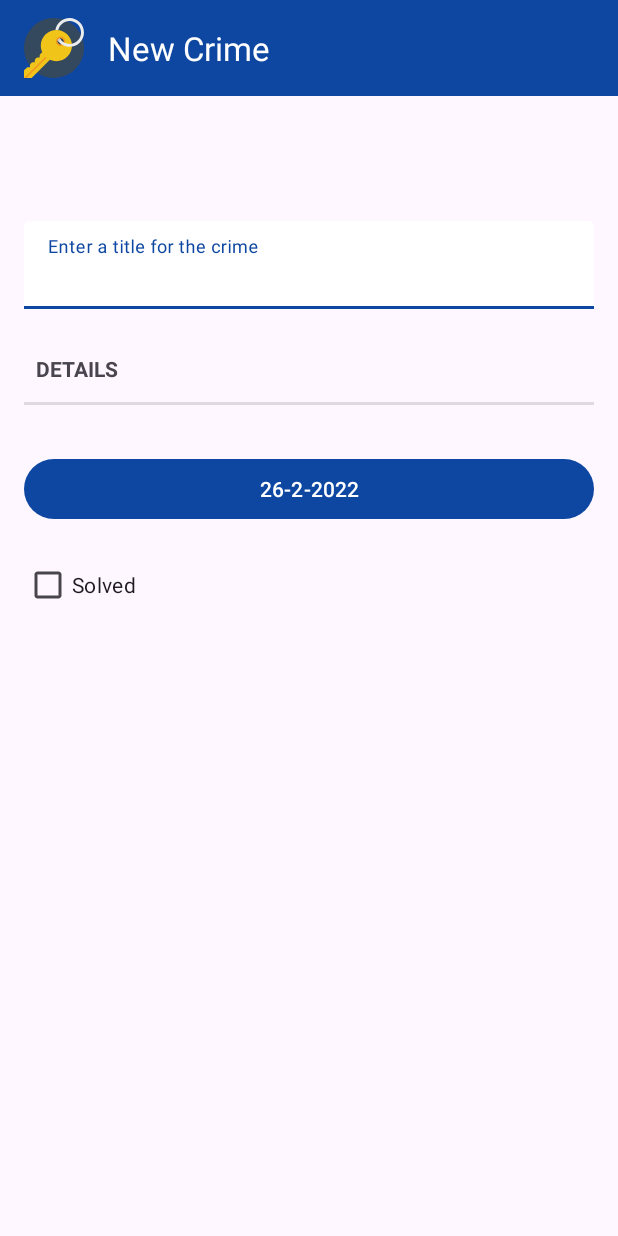
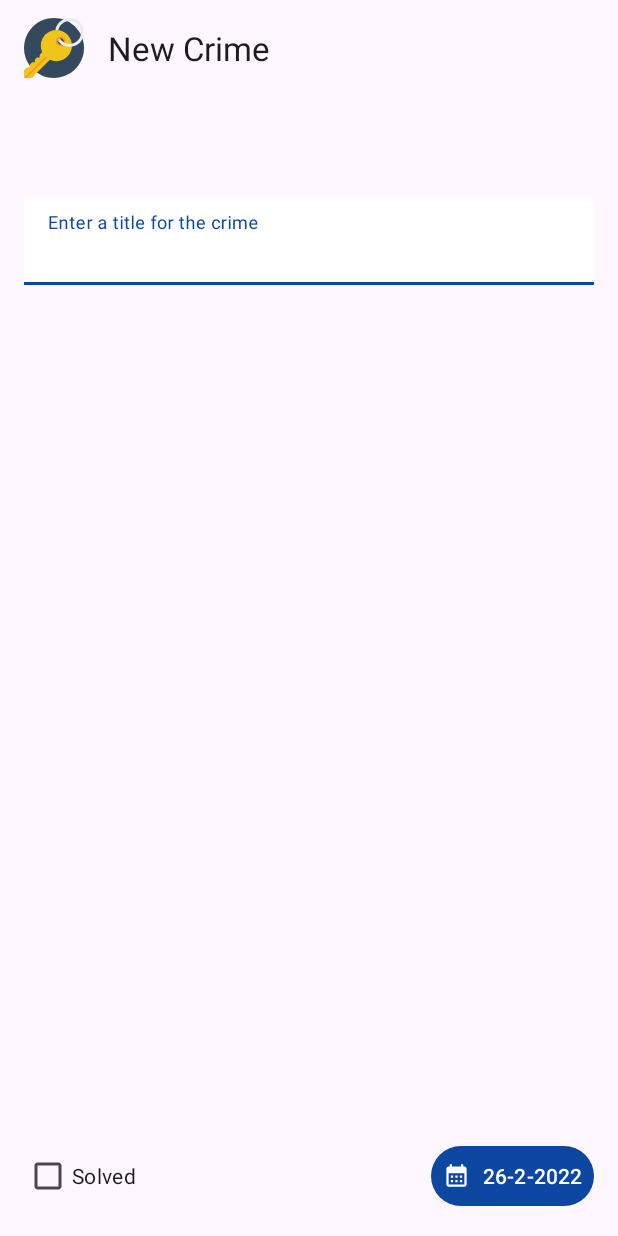
Before and after one commit to manikandan4/capturecrime, an Android app: the screen it shows after launch (CrimeActivity), after a tap on "New Crime", on a phone screen of 412 x 824 dp. Run offline under Robolectric (Android 15) with nearby library versions, the phone set to English and light mode, and no system bars.

Commit message:
chapter 13 - Fixed constraint layout scrolling

```diff
--- a/app/src/main/java/com/manikandan/capturecrime/fragments/CrimeListFragment.java
+++ b/app/src/main/java/com/manikandan/capturecrime/fragments/CrimeListFragment.java
@@ -9,11 +9,9 @@ import android.view.MenuItem;
 import android.view.View;
 import android.view.ViewGroup;
 
-
 import androidx.annotation.NonNull;
 import androidx.annotation.Nullable;
 import androidx.appcompat.widget.ShareActionProvider;
-import androidx.core.view.MenuCompat;
 import androidx.core.view.MenuItemCompat;
 import androidx.fragment.app.Fragment;
 import androidx.recyclerview.widget.ItemTouchHelper;
@@ -121,7 +119,7 @@ public class CrimeListFragment extends Fragment implements RecyclerViewInterface
         inflater.inflate(R.menu.crime_menu, menu);
         MenuItem item = menu.findItem(R.id.action_share);
         shareActionProvider = (ShareActionProvider) MenuItemCompat.getActionProvider(item);
-        setShareActionIntent("Want to view the crime list ?");
+        setShareActionIntent(getCrimeListDetails());
     }
 
     private void setShareActionIntent(String text) {
@@ -144,4 +142,13 @@ public class CrimeListFragment extends Fragment implements RecyclerViewInterface
                 return super.onOptionsItemSelected(item);
         }
     }
+
+    private String getCrimeListDetails() {
+        CrimeLab crimeLab = CrimeLab.getCrimeLab(getActivity());
+        StringBuilder crimeDetails = new StringBuilder("Crime List : ");
+        for (Crime crime : crimeLab.getCrimes()) {
+            crimeDetails.append("\n").append(crime.getmTitle());
+        }
+        return crimeDetails.toString();
+    }
 }
--- a/app/src/main/res/drawable/ic_baseline_add_24.xml
+++ b/app/src/main/res/drawable/ic_baseline_add_24.xml
@@ -1,5 +1,5 @@
-<vector android:height="48dp" android:tint="#F7F7F9"
+<vector android:height="48dp"
     android:viewportHeight="24" android:viewportWidth="24"
     android:width="48dp" xmlns:android="http://schemas.android.com/apk/res/android">
-    <path android:fillColor="@android:color/white" android:pathData="M19,13h-6v6h-2v-6H5v-2h6V5h2v6h6v2z"/>
+    <path android:fillColor="@android:color/black" android:pathData="M19,13h-6v6h-2v-6H5v-2h6V5h2v6h6v2z"/>
 </vector>
--- /dev/null
+++ b/app/src/main/res/drawable/ic_baseline_calendar_month_24.xml
@@ -0,0 +1,5 @@
+<vector android:height="24dp" android:tint="#F7F7F9"
+    android:viewportHeight="24" android:viewportWidth="24"
+    android:width="24dp" xmlns:android="http://schemas.android.com/apk/res/android">
+    <path android:fillColor="@android:color/white" android:pathData="M19,4h-1V2h-2v2H8V2H6v2H5C3.89,4 3.01,4.9 3.01,6L3,20c0,1.1 0.89,2 2,2h14c1.1,0 2,-0.9 2,-2V6C21,4.9 20.1,4 19,4zM19,20H5V10h14V20zM9,14H7v-2h2V14zM13,14h-2v-2h2V14zM17,14h-2v-2h2V14zM9,18H7v-2h2V18zM13,18h-2v-2h2V18zM17,18h-2v-2h2V18z"/>
+</vector>
--- a/app/src/main/res/layout/activity_fragment.xml
+++ b/app/src/main/res/layout/activity_fragment.xml
@@ -8,10 +8,11 @@
 
     <include layout="@layout/toolbar_main" />
 
-    <FrameLayout
+    <LinearLayout
         android:id="@+id/fragment_container"
         android:layout_width="match_parent"
+        android:layout_height="0dp"
         android:layout_weight="1"
-        android:layout_height="0dp" />
+        android:orientation="vertical" />
 
 </LinearLayout>
--- a/app/src/main/res/layout/fragment_crime.xml
+++ b/app/src/main/res/layout/fragment_crime.xml
@@ -1,19 +1,30 @@
 <?xml version="1.0" encoding="utf-8"?>
-<androidx.constraintlayout.widget.ConstraintLayout xmlns:android="http://schemas.android.com/apk/res/android"
+
+<androidx.core.widget.NestedScrollView xmlns:android="http://schemas.android.com/apk/res/android"
     xmlns:app="http://schemas.android.com/apk/res-auto"
     xmlns:tools="http://schemas.android.com/tools"
     android:layout_width="match_parent"
-    android:layout_height="match_parent">
+    android:layout_height="match_parent"
+    android:fillViewport="true">
+
+    <androidx.constraintlayout.widget.ConstraintLayout
+        android:layout_width="match_parent"
+        android:layout_height="match_parent"
+        app:layout_constraintBottom_toBottomOf="parent"
+        app:layout_constraintHorizontal_bias="0.5"
+        app:layout_constraintTop_toTopOf="parent">
 
         <TextView
             android:id="@+id/txt_crime_title_label"
             android:layout_width="0dp"
             android:layout_height="wrap_content"
             android:layout_marginStart="16dp"
-        android:layout_marginTop="48dp"
+            android:layout_marginTop="32dp"
             android:layout_marginEnd="16dp"
+            android:layout_marginBottom="16dp"
             android:text="@string/crime_title_label"
             android:textAppearance="@style/TextAppearance.Material3.LabelLarge"
+            app:layout_constraintBottom_toTopOf="@+id/edit_crime_title"
             app:layout_constraintEnd_toEndOf="parent"
             app:layout_constraintStart_toStartOf="parent"
             app:layout_constraintTop_toTopOf="parent" />
@@ -26,6 +37,7 @@
             android:layout_marginStart="16dp"
             android:layout_marginTop="16dp"
             android:layout_marginEnd="16dp"
+
             android:ems="10"
             android:importantForAutofill="no"
             android:inputType="textPersonName"
@@ -47,43 +59,35 @@
                 tools:ignore="TextContrastCheck" />
         </com.google.android.material.textfield.TextInputLayout>
 
-    <TextView
-        android:id="@+id/txt_crime_details_label"
-        style="?android:listSeparatorTextViewStyle"
-        android:layout_width="0dp"
-        android:layout_height="wrap_content"
-        android:layout_marginStart="16dp"
-        android:layout_marginTop="16dp"
-        android:layout_marginEnd="16dp"
-        android:minHeight="48dp"
-        android:text="@string/crime_details_label"
-        app:layout_constraintEnd_toEndOf="parent"
-        app:layout_constraintStart_toStartOf="parent"
-        app:layout_constraintTop_toBottomOf="@+id/edit_crime_title" />
 
         <Button
             android:id="@+id/btn_crime_date"
-        android:layout_width="0dp"
+            android:layout_width="wrap_content"
             android:layout_height="wrap_content"
-        android:layout_marginStart="16dp"
-        android:layout_marginTop="32dp"
             android:layout_marginEnd="16dp"
+            android:layout_marginBottom="16dp"
+            android:padding="8dp"
             android:text="@string/crime_date"
+            app:icon="@drawable/ic_baseline_calendar_month_24"
+            app:layout_constraintBottom_toBottomOf="parent"
             app:layout_constraintEnd_toEndOf="parent"
-        app:layout_constraintStart_toStartOf="parent"
-        app:layout_constraintTop_toBottomOf="@+id/txt_crime_details_label"
+            app:layout_constraintHorizontal_bias="0.5"
+            app:layout_constraintStart_toEndOf="@+id/chx_crime_solved"
             tools:ignore="TextContrastCheck,TextContrastCheck" />
 
         <CheckBox
             android:id="@+id/chx_crime_solved"
             android:layout_width="0dp"
             android:layout_height="wrap_content"
-        android:layout_marginStart="16dp"
-        android:layout_marginTop="16dp"
-        android:layout_marginEnd="16dp"
+            android:layout_margin="16dp"
             android:text="@string/crime_solved_label"
-        app:layout_constraintEnd_toEndOf="parent"
+            app:layout_constraintBottom_toBottomOf="@+id/btn_crime_date"
+            app:layout_constraintEnd_toStartOf="@+id/btn_crime_date"
+            app:layout_constraintHorizontal_bias="0.5"
             app:layout_constraintStart_toStartOf="parent"
-        app:layout_constraintTop_toBottomOf="@+id/btn_crime_date"
+            app:layout_constraintTop_toTopOf="@+id/btn_crime_date"
             tools:ignore="TextContrastCheck" />
     </androidx.constraintlayout.widget.ConstraintLayout>
+
+
+</androidx.core.widget.NestedScrollView>
--- a/app/src/main/res/layout/toolbar_main.xml
+++ b/app/src/main/res/layout/toolbar_main.xml
@@ -2,16 +2,12 @@
 <androidx.appcompat.widget.Toolbar xmlns:android="http://schemas.android.com/apk/res/android"
     xmlns:app="http://schemas.android.com/apk/res-auto"
     android:id="@+id/toolbar_main"
-    style="@style/Widget.Material3.ActionBar.Solid"
     android:layout_width="match_parent"
     android:layout_height="wrap_content"
-    android:background="?attr/colorPrimary"
     android:elevation="4dp"
     android:minHeight="?attr/actionBarSize"
-    android:theme="@style/ThemeOverlay.Material3.Dark"
     app:title="Criminal Intent"
     app:titleMarginStart="32dp"
-    app:titleMarginTop="16dp"
-    app:titleTextColor="@color/white">
+    app:titleMarginTop="16dp">
 
 </androidx.appcompat.widget.Toolbar>
```
Lines whose indentation alone changed are shown as unchanged.
